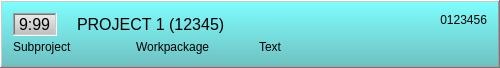
qohelet/QtZeiterfassung, file strips/timeassignmentstrip.ui: the form before one commit.
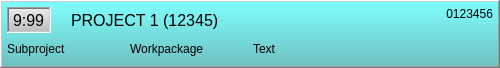
The form after the commit.

What changed in the file:
```diff
--- a/strips/timeassignmentstrip.ui
+++ b/strips/timeassignmentstrip.ui
@@ -23,6 +23,18 @@
    <property name="spacing">
     <number>3</number>
    </property>
+   <property name="leftMargin">
+    <number>5</number>
+   </property>
+   <property name="topMargin">
+    <number>5</number>
+   </property>
+   <property name="rightMargin">
+    <number>5</number>
+   </property>
+   <property name="bottomMargin">
+    <number>5</number>
+   </property>
    <item>
     <layout class="QHBoxLayout" name="horizontalLayout" stretch="0,1,0">
      <property name="spacing">
```
